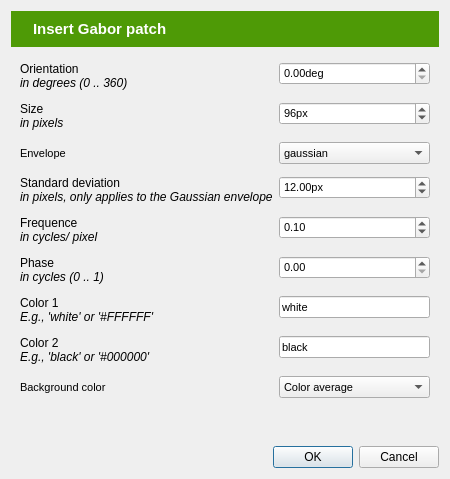
This is resources/gabor_dialog.ui in open-cogsci/OpenSesame as Qt 5 draws it before an edit. The edited form follows.
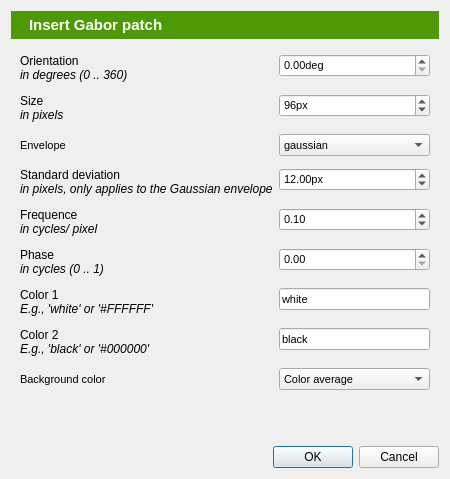
This is the edited form. Icons and pictures are not drawn.

```diff
--- a/resources/gabor_dialog.ui
+++ b/resources/gabor_dialog.ui
@@ -27,6 +27,9 @@
 color: rgb(255, 255, 255);</string>
      </property>
      <layout class="QHBoxLayout" name="horizontalLayout">
+      <property name="margin">
+       <number>5</number>
+      </property>
       <item>
        <widget class="QLabel" name="label">
         <property name="sizePolicy">
```
